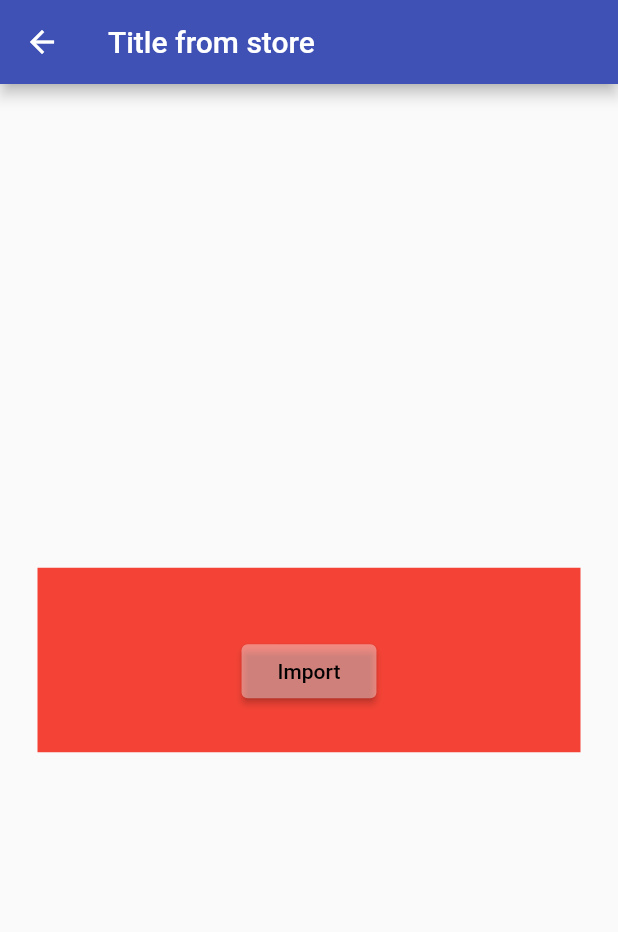
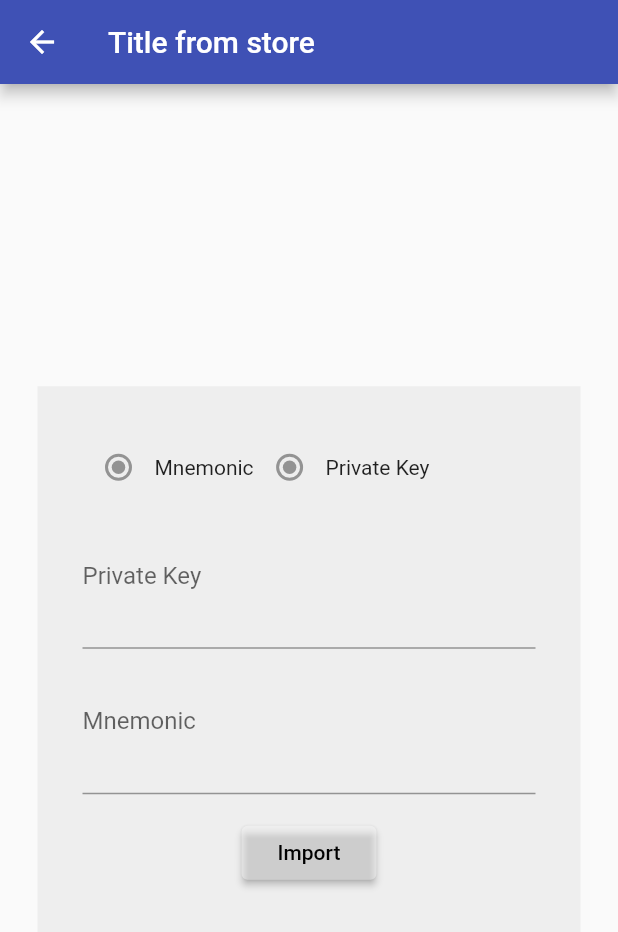
Before and after one commit to benjamin852/Ropsten_Flutter, a Flutter app: the ImportScreen screen opened by its route, on a phone screen of 412 x 824 dp. Shown: the top 932 px of the screen. Run offline on Flutter 3.47's test engine with Material 2 defaults, Android fonts, the phone set to English and light mode, and no system bars.

Commit message:
finished ui for wallet import and intro pages

```diff
--- a/lib/Screens/Import_Screen.dart
+++ b/lib/Screens/Import_Screen.dart
@@ -1,6 +1,8 @@
 import 'package:flutter/material.dart';
 
-import 'package:ethereum_flutter/Widgets/Forms/Paper_Form.dart';
+import 'package:ethereum_flutter/Widgets/Form/Paper_Form.dart';
+import 'package:ethereum_flutter/Widgets/Form/Paper_Radio.dart';
+import 'package:ethereum_flutter/Widgets/Form/Paper_Input.dart';
 
 class ImportScreen extends StatefulWidget {
   static const routeName = '/import';
@@ -25,11 +27,9 @@ class _ImportScreenState extends State<ImportScreen> {
       body: Center(
         child: Container(
           margin: EdgeInsets.all(25),
-          color: Colors.red,
+          color: Colors.grey[200],
           child: SingleChildScrollView(
             child: PaperForm(
-              padding: 30,
-              //change this
               actionButtons: <Widget>[
                 RaisedButton(
                   child: Text('Import'),
@@ -39,8 +39,35 @@ class _ImportScreenState extends State<ImportScreen> {
                   },
                 )
               ],
-              children: <Widget>[
-                //****CHECK GIT LOG */
+              authMechanism: <Widget>[
+                Row(
+                  children: <Widget>[
+                    PaperRadio(
+                      title: 'Mnemonic',
+                      value: null,
+                      groupValue: null,
+                      onChanged: null,
+                    ),
+                    PaperRadio(
+                      title: 'Private Key',
+                      value: null,
+                      groupValue: null,
+                      onChanged: null,
+                    )
+                  ],
+                ),
+                Column(
+                  children: <Widget>[
+                    Visibility(
+                      child: privateKeyForm(),
+                      visible: true,
+                    ),
+                    Visibility(
+                      child: mnemonicForm(),
+                      visible: true,
+                    )
+                  ],
+                )
               ],
             ),
           ),
@@ -49,5 +76,31 @@ class _ImportScreenState extends State<ImportScreen> {
     );
   }
 
-  Widget buildForm() {}
+  Widget privateKeyForm() {
+    return Column(
+      children: <Widget>[
+        //PaperValidationSummary() todo<-
+        PaperInput(
+          labelText: 'Private Key',
+          hintText: 'Type your private key',
+          maxLines: 3,
+          onChanged: null,
+        ),
+      ],
+    );
+  }
+
+  Widget mnemonicForm() {
+    return Column(
+      children: <Widget>[
+        // PaperValidationSummary() toDo<-
+        PaperInput(
+          labelText: 'Mnemonic',
+          hintText: 'Type your mnemonic',
+          maxLines: 3,
+          onChanged: null,
+        ),
+      ],
+    );
+  }
 }
--- a/lib/Widgets/Forms/Paper_Form.dart
+++ b/lib/Widgets/Form/Paper_Form.dart
@@ -1,25 +1,22 @@
 import 'package:flutter/cupertino.dart';
 
 class PaperForm extends StatelessWidget {
-  final double padding;
-  final List<Widget> actionButtons;
-  final List<Widget> children;
+  final List<Widget> actionButtons; //just the import button
+  final List<Widget> authMechanism;
 
   PaperForm({
-    this.padding = 8,
+    this.authMechanism,
     this.actionButtons,
-    this.children,
   });
 
   @override
   Widget build(BuildContext context) {
     return Form(
       child: Padding(
-        //consider changing padding to 8
-        padding: EdgeInsets.all(this.padding),
+        padding: EdgeInsets.all(30),
         child: Column(children: [
+          ...this.authMechanism,
           ..._actionButtons(),
-          ...this.children,
         ]),
       ),
     );
--- /dev/null
+++ b/lib/Widgets/Form/Paper_Input.dart
@@ -0,0 +1,36 @@
+import 'package:flutter/material.dart';
+
+class PaperInput extends StatelessWidget {
+  final String errorText;
+  final String labelText;
+  final String hintText;
+  final bool obscureText;
+  final int maxLines;
+  final ValueChanged<String> onChanged;
+  final TextEditingController controller;
+
+  PaperInput({
+    this.errorText,
+    this.labelText,
+    this.hintText,
+    this.obscureText = false,
+    this.maxLines,
+    this.onChanged,
+    this.controller,
+  });
+
+  @override
+  Widget build(BuildContext context) {
+    return TextField(
+      obscureText: this.obscureText,
+      maxLines: 3,
+      controller: this.controller,
+      onChanged: this.onChanged,
+      decoration: InputDecoration(
+        errorText: this.errorText,
+        labelText: this.labelText,
+        hintText: this.hintText,
+      ),
+    );
+  }
+}
--- /dev/null
+++ b/lib/Widgets/Form/Paper_Radio.dart
@@ -0,0 +1,31 @@
+import 'package:flutter/material.dart';
+
+typedef OnRadioChanged = void Function(dynamic value);
+
+class PaperRadio extends StatelessWidget {
+  final String title;
+  final dynamic value; //select private key or mnmemonic button
+  final dynamic groupValue; //currently selected button
+  final OnRadioChanged onChanged; //set private key or mnemonic value
+
+  PaperRadio({
+    this.title,
+    this.value,
+    this.groupValue,
+    this.onChanged,
+  });
+
+  @override
+  Widget build(BuildContext context) {
+    return Row(
+      children: <Widget>[
+        Radio(
+          value: value,
+          groupValue: groupValue,
+          onChanged: onChanged,
+        ),
+        Text(title)
+      ],
+    );
+  }
+}
```
Also changed, not shown: pubspec.lock.
